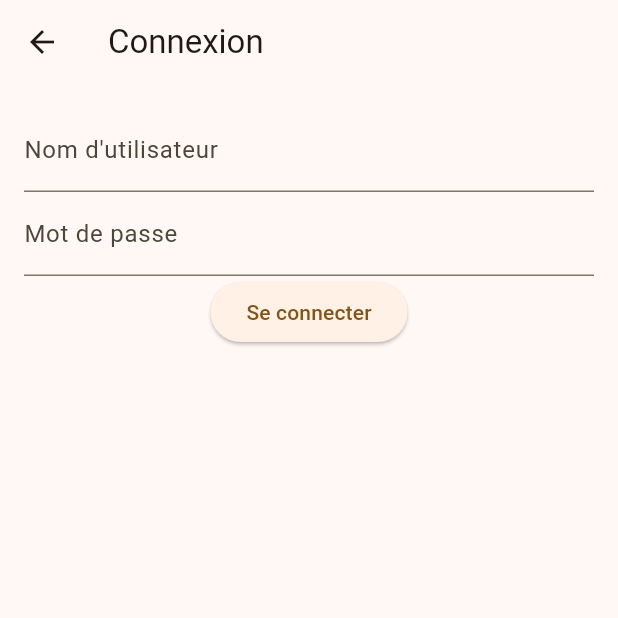
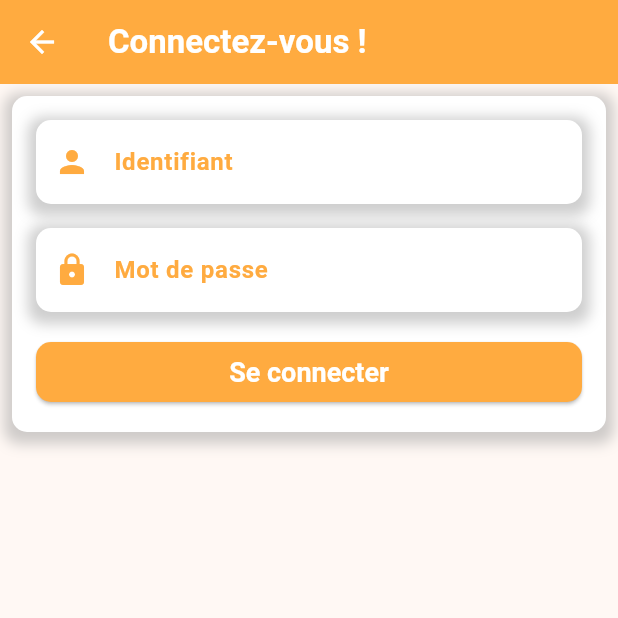
Before and after one commit to Adamouze/application_easystudies, a Flutter app: the screen it shows after launch, after a tap on the "account circle" icon, on a phone screen of 412 x 824 dp, the top half of it. Run offline on Flutter 3.47's test engine with Material 2 defaults, Android fonts, the phone set to English and light mode, and no system bars; our stand-ins replace youtube_player_flutter; network calls fail; Roboto replaces fonts that are missing (NotoSans).

Commit message:
Adamouze - Finalisation de la page d'acceuil (L'API facebook ne marche pas pour le moment) + page de connexion

```diff
--- a/lib/body.dart
+++ b/lib/body.dart
@@ -1,6 +1,9 @@
+// ignore_for_file: deprecated_member_use
+
 import 'package:flutter/material.dart';
 import 'video_youtube.dart';
 import 'facebook_news.dart';
+import 'package:url_launcher/url_launcher.dart';
 
 class CustomBody extends StatelessWidget {
   CustomBody({Key? key}) : super(key: key);
@@ -292,23 +295,43 @@ class CustomBody extends StatelessWidget {
                         ),
                       ],
                     ),
-                    child: const Padding(
-                      padding: EdgeInsets.all(16),
+                    child: Padding(
+                      padding: const EdgeInsets.all(16),
                       child: Row(
+                        mainAxisAlignment: MainAxisAlignment.spaceAround,
                         children: <Widget>[
-                          Icon(Icons.mail, color: Colors.orangeAccent),
-                          SizedBox(width: 10),
-                          Text(
-                            'atchuthen@outlook.fr',
-                            style: TextStyle(
-                              fontSize: 16,
-                              fontFamily: 'NotoSans',
-                            ),
+                          GestureDetector(
+                            onTap: () async {
+                              const url = 'mailto:easystudies@outlook.fr';
+                              if (await canLaunchUrl(url as Uri)) {
+                                await launchUrl(url as Uri);
+                              }
+                            },
+                            child: const Icon(Icons.mail, color: Colors.orangeAccent),
+                          ),
+                          GestureDetector(
+                            onTap: () async {
+                              const url = 'tel:0664021773';
+                              if (await canLaunchUrl(url as Uri)) {
+                                await launchUrl(url as Uri);
+                              }
+                            },
+                            child: const Icon(Icons.phone, color: Colors.orangeAccent),
+                          ),
+                          GestureDetector(
+                            onTap: () async {
+                              const url = 'https://www.facebook.com/easystudies';
+                              if (await canLaunchUrl(url as Uri)) {
+                                await launchUrl(url as Uri);
+                              }
+                            },
+                            child: const Icon(Icons.facebook, color: Colors.orangeAccent),
                           ),
                         ],
                       ),
                     ),
                   ),
+
                 ],
               ),
             )
--- a/lib/login_screen.dart
+++ b/lib/login_screen.dart
@@ -1,7 +1,7 @@
 import 'package:flutter/material.dart';
 
 class LoginScreen extends StatefulWidget {
-  const LoginScreen({super.key});
+  const LoginScreen({Key? key}) : super(key: key);
 
   @override
   // ignore: library_private_types_in_public_api
@@ -17,19 +17,72 @@ class _LoginScreenState extends State<LoginScreen> {
   Widget build(BuildContext context) {
     return Scaffold(
       appBar: AppBar(
-        title: const Text('Connexion'),
+        title: const Text(
+          'Connectez-vous !',
+          style: TextStyle(
+            fontWeight: FontWeight.bold,
+            fontFamily: 'NotoSans',
+            color: Colors.white,
           ),
-      body: Padding(
+        ),
+        backgroundColor: Colors.orangeAccent,
+        iconTheme: const IconThemeData(color: Colors.white),
+      ),
+      body: SingleChildScrollView(
+        child: Align(
+          alignment: Alignment.topCenter,
+          child: Padding(
+            padding: const EdgeInsets.all(8),
+            child: Container(
+              decoration: BoxDecoration(
+                color: Colors.white,
+                borderRadius: BorderRadius.circular(10.0),
+                boxShadow: [
+                  BoxShadow(
+                    color: Colors.grey.withOpacity(0.5),
+                    spreadRadius: 5,
+                    blurRadius: 7,
+                    offset: const Offset(0, 3),
+                  ),
+                ],
+              ),
+              child: Padding(
                 padding: const EdgeInsets.all(16.0),
                 child: Form(
                   key: _formKey,
                   child: Column(
+                    mainAxisSize: MainAxisSize.min,
                     children: <Widget>[
-              TextFormField(
-                decoration: const InputDecoration(labelText: 'Nom d\'utilisateur'),
+                      Container(
+                        decoration: BoxDecoration(
+                          color: Colors.white,
+                          borderRadius: BorderRadius.circular(10.0),
+                          boxShadow: [
+                            BoxShadow(
+                              color: Colors.grey.withOpacity(0.5),
+                              spreadRadius: 5,
+                              blurRadius: 7,
+                              offset: const Offset(0, 3),
+                            ),
+                          ],
+                        ),
+                        child: TextFormField(
+                          decoration: const InputDecoration(
+                            labelText: 'Identifiant',
+                            prefixIcon: Icon(
+                              Icons.person,
+                              color: Colors.orangeAccent,
+                            ),
+                            border: InputBorder.none,
+                            labelStyle: TextStyle(
+                              color: Colors.orangeAccent,
+                              fontWeight: FontWeight.bold,
+                              fontFamily: 'NotoSans',
+                            ),
+                          ),
                           validator: (value) {
                             if (value == null || value.isEmpty) {
-                    return 'Veuillez entrer votre nom d\'utilisateur';
+                              return 'Veuillez entrer votre identifiant';
                             }
                             return null;
                           },
@@ -37,8 +90,35 @@ class _LoginScreenState extends State<LoginScreen> {
                             _username = value!;
                           },
                         ),
-              TextFormField(
-                decoration: const InputDecoration(labelText: 'Mot de passe'),
+                      ),
+                      const SizedBox(height: 16.0),
+                      Container(
+                        decoration: BoxDecoration(
+                          color: Colors.white,
+                          borderRadius: BorderRadius.circular(10.0),
+                          boxShadow: [
+                            BoxShadow(
+                              color: Colors.grey.withOpacity(0.5),
+                              spreadRadius: 5,
+                              blurRadius: 7,
+                              offset: const Offset(0, 3),
+                            ),
+                          ],
+                        ),
+                        child: TextFormField(
+                          decoration: const InputDecoration(
+                            labelText: 'Mot de passe',
+                            prefixIcon: Icon(
+                              Icons.lock,
+                              color: Colors.orangeAccent,
+                            ),
+                            border: InputBorder.none,
+                            labelStyle: TextStyle(
+                              color: Colors.orangeAccent,
+                              fontWeight: FontWeight.bold,
+                              fontFamily: 'NotoSans',
+                            ),
+                          ),
                           obscureText: true,
                           validator: (value) {
                             if (value == null || value.isEmpty) {
@@ -50,17 +130,38 @@ class _LoginScreenState extends State<LoginScreen> {
                             _password = value!;
                           },
                         ),
-              ElevatedButton(
+                      ),
+                      const SizedBox(height: 16.0),
+                      FractionallySizedBox(
+                        widthFactor: 1,
+                        child: ElevatedButton(
+                          style: ElevatedButton.styleFrom(
+                            foregroundColor: Colors.white, backgroundColor: Colors.orangeAccent,
+                            textStyle: const TextStyle(
+                              fontFamily: 'NotoSans',
+                              fontSize: 18.0,
+                              fontWeight: FontWeight.bold,
+                            ),
+                            shape: const RoundedRectangleBorder(
+                              borderRadius: BorderRadius.all(
+                                Radius.circular(10),
+                              ),
+                            ),
+                          ),
                           onPressed: () {
                             if (_formKey.currentState!.validate()) {
                               _formKey.currentState!.save();
-                    // Vérifiez l'authentification et faites la navigation ici
                               print('Nom d\'utilisateur: $_username, Mot de passe: $_password');
                             }
                           },
                           child: const Text('Se connecter'),
                         ),
+                      ),
                     ],
+                  ),
+                ),
+              ),
+            ),
           ),
         ),
       ),
--- a/pubspec.yaml
+++ b/pubspec.yaml
@@ -33,6 +33,8 @@ dependencies:
   http: ^0.13.3
   html: ^0.15.0
   youtube_player_flutter: ^8.0.0
+  url_launcher: ^6.0.10
+
 
 
   # The following adds the Cupertino Icons font to your application.
```
Also changed, not shown: pubspec.lock, 5 other files. Lines whose indentation alone changed are shown as unchanged.
